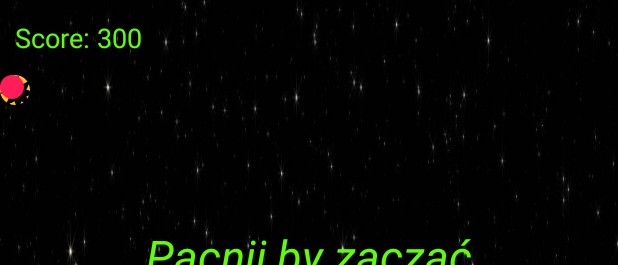
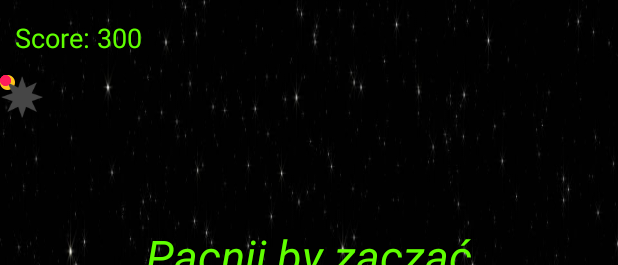
Before and after one commit to odys1528/StarTrekGame, an Android app: the layout activity_main.xml on its own in the app's theme, with its tools: preview values and no code run, on a phone screen of 412 x 824 dp. Shown: the top 265 px of the screen. Run offline under Robolectric (Android 15) with nearby library versions, the phone set to English and light mode, and no system bars.

Commit message:
coins and bombs

```diff
--- a/app/src/main/res/layout/activity_main.xml
+++ b/app/src/main/res/layout/activity_main.xml
@@ -44,20 +44,20 @@
 
         <ImageView
             android:id="@+id/orange"
-            android:layout_width="20dp"
-            android:layout_height="20dp"
+            android:layout_width="10dp"
+            android:layout_height="10dp"
             android:src="@drawable/orange"/>
 
         <ImageView
             android:id="@+id/black"
-            android:layout_width="24dp"
-            android:layout_height="24dp"
+            android:layout_width="30dp"
+            android:layout_height="30dp"
             android:src="@drawable/black"/>
 
         <ImageView
             android:id="@+id/pink"
-            android:layout_width="16dp"
-            android:layout_height="16dp"
+            android:layout_width="7dp"
+            android:layout_height="7dp"
             android:src="@drawable/pink"/>
 
 
```
Also changed, not shown: app/src/main/java/com/odys/startrekgame/MainActivity.java (+46 -0 lines), app/src/main/res/drawable-hdpi/black.png.
